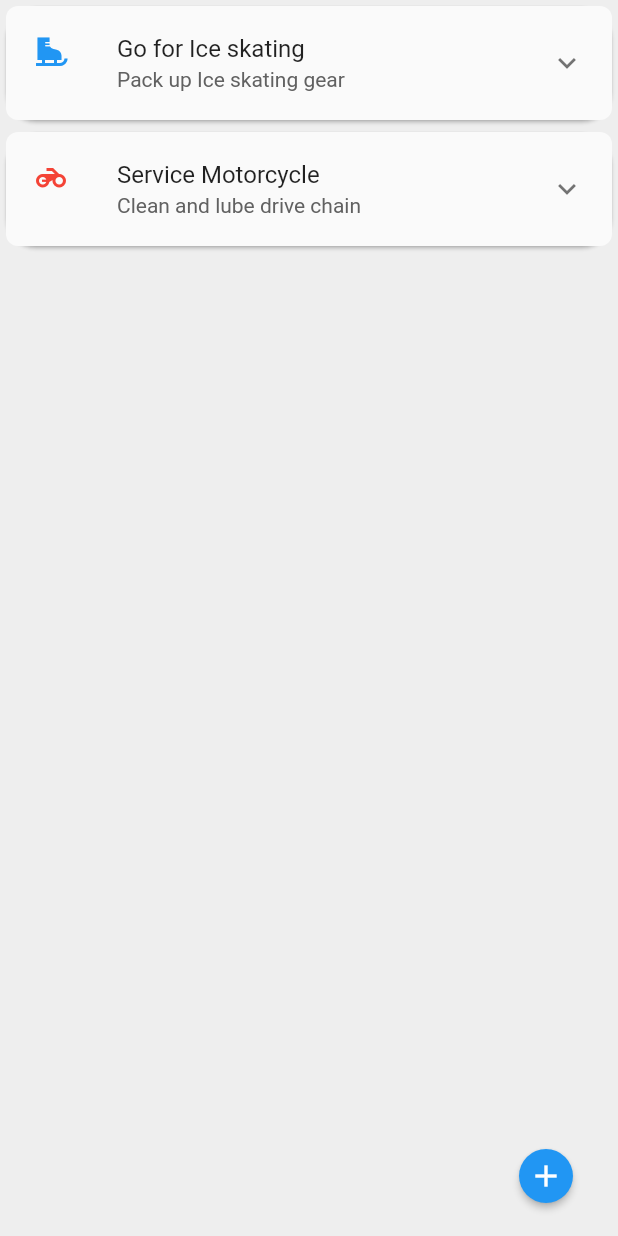
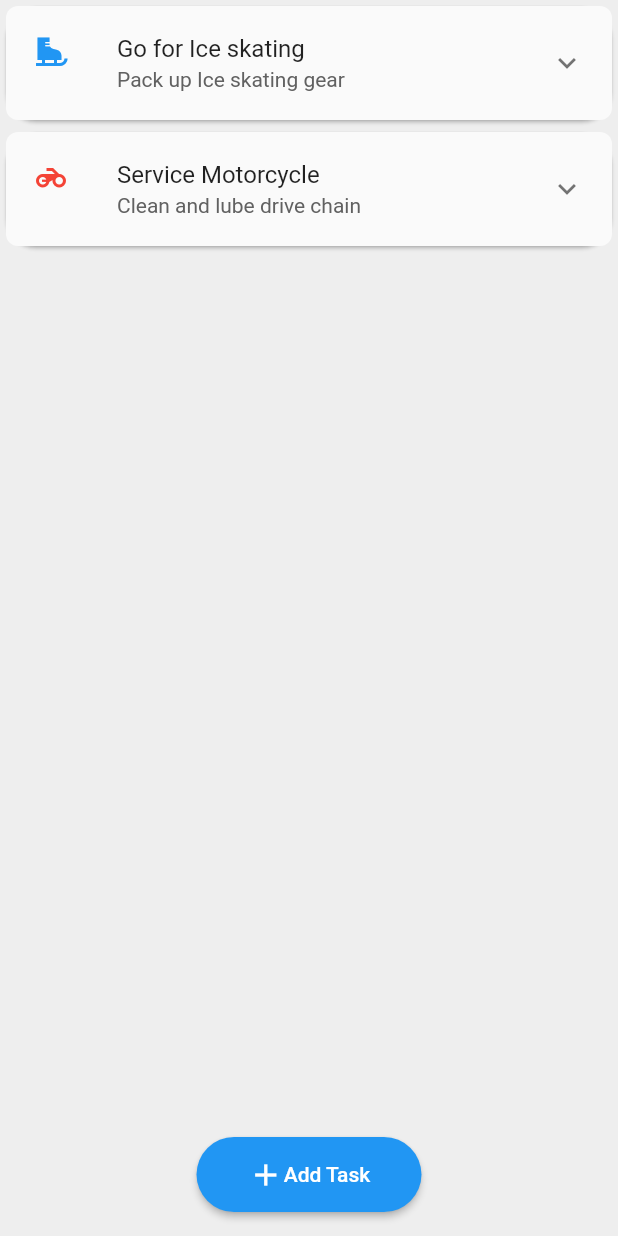
Before and after one commit to Pyrocrate/TodoApp, a Flutter app: the screen it shows after launch, on a phone screen of 412 x 824 dp. Run offline on Flutter 3.47's test engine with Material 2 defaults, Android fonts, the light colour scheme and no system bars; drawn by our look-alikes of expansion_tile_card.

Commit message:
Added AddTask Button

```diff
--- a/todoapp/lib/pages/tasks_page.dart
+++ b/todoapp/lib/pages/tasks_page.dart
@@ -44,11 +44,16 @@ class _tasksPageState extends State<tasksPage> {
             onPressed: () {
               Navigator.pushNamed(context, 'newTask');
             },
-            style: ButtonStyle(
-              shape: MaterialStateProperty.all(CircleBorder()),
+            style: ElevatedButton.styleFrom(
+                fixedSize: Size(150, 50),
+                shape: RoundedRectangleBorder(
+                    borderRadius: BorderRadius.circular(30))),
+            child: Row(
+              mainAxisAlignment: MainAxisAlignment.center,
+              children: [Icon(Icons.add), Text("Add Task")],
+            )),
+        floatingActionButtonLocation: FloatingActionButtonLocation.centerFloat,
       ),
-            child: Icon(Icons.add),
-          )),
     );
   }
 }
```
Also changed, not shown: todoapp/lib/pages/newtask.dart (+14 -2 lines). Lines whose indentation alone changed are shown as unchanged.
